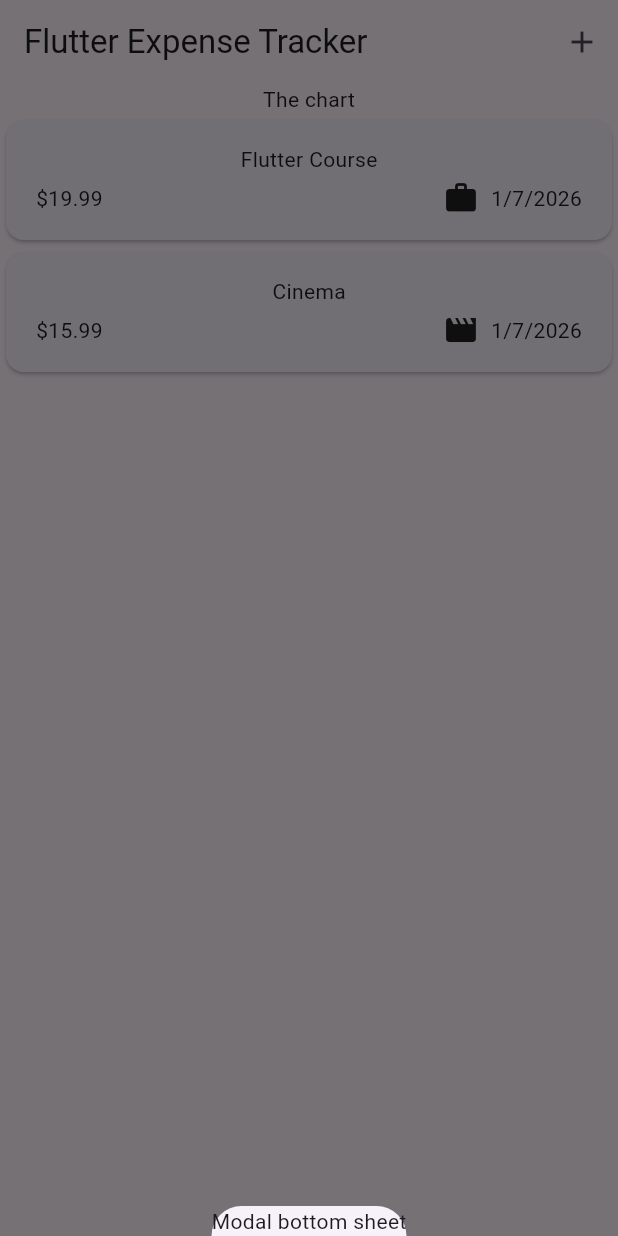
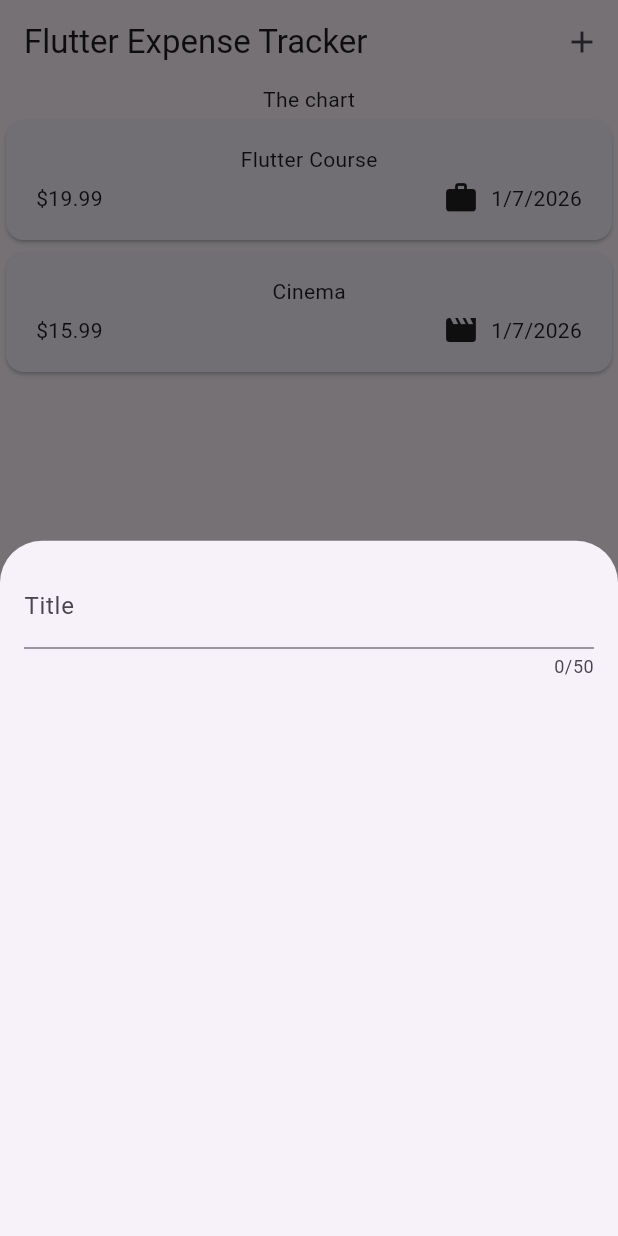
Before and after one commit to Joshlanuevo/flutter-playground, a Flutter app: the screen it shows after launch, after a tap on the "add" icon, on a phone screen of 412 x 824 dp. Run offline on Flutter 3.47's test engine with Material 3 defaults, Android fonts, the phone set to English and light mode, and no system bars; our stand-ins replace google_fonts.

Commit message:
handling user (text) input with TextField Widget

```diff
--- a/expense_tracker/lib/widgets/expenses.dart
+++ b/expense_tracker/lib/widgets/expenses.dart
@@ -2,6 +2,7 @@
 
 import 'package:expense_tracker/models/expense.dart';
 import 'package:expense_tracker/widgets/expenses_list/expenses_list.dart';
+import 'package:expense_tracker/widgets/new_expense.dart';
 
 class Expenses extends StatefulWidget {
   const Expenses({ super.key });
@@ -31,7 +32,8 @@
   void _openAddExpenseOverlay() {
     showModalBottomSheet(
       context: context,
-      builder: (ctx) => Text('Modal bottom sheet'));
+      builder: (ctx) => const NewExpense(),
+    );
   }
 
   @override
--- /dev/null
+++ b/expense_tracker/lib/widgets/new_expense.dart
@@ -0,0 +1,29 @@
+import 'package:flutter/material.dart';
+
+class NewExpense extends StatefulWidget {
+  const NewExpense({ super.key });
+
+  @override
+  State<NewExpense> createState() {
+    return _NewExpenseState();
+  }
+}
+
+class _NewExpenseState extends State<NewExpense> {
+  @override
+  Widget build(BuildContext context) {
+    return Padding(
+      padding: const EdgeInsets.all(16),
+      child: Column(
+        children: [
+          TextField(
+            maxLength: 50,
+            decoration: const InputDecoration(
+              labelText: 'Title',
+            ),
+          ),
+        ],
+      ),
+    );
+  }
+}
```
